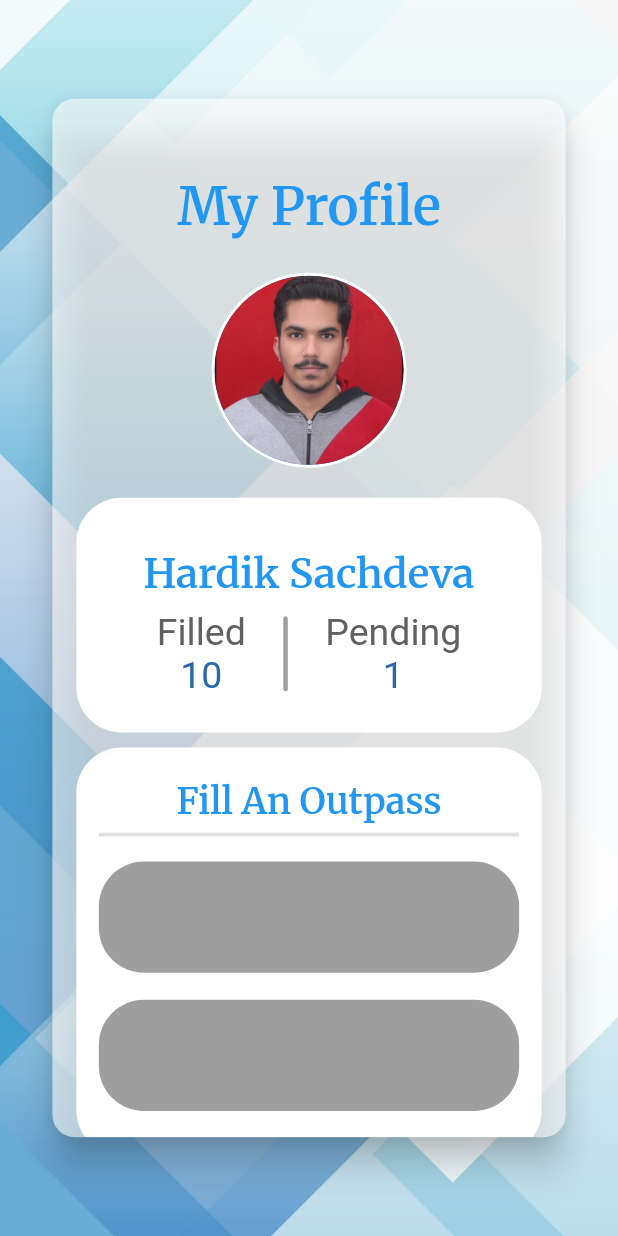
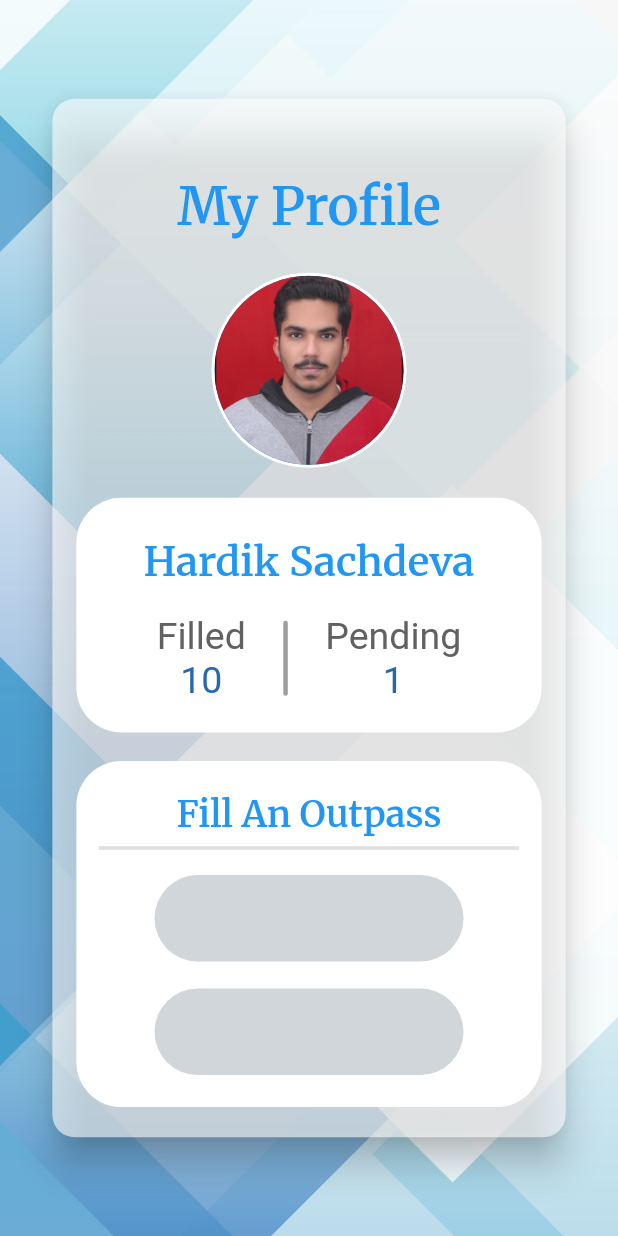
Before and after one commit to hardik17771/NITH-Portal, a Flutter app: the screen it shows after launch, on a phone screen of 412 x 824 dp. Run offline on Flutter 3.47's test engine with Material 2 defaults, Android fonts, the phone set to English and light mode, and no system bars; our stand-ins replace flutter_vector_icons, google_fonts, shared_preferences, webview_flutter; Roboto replaces fonts that are missing (Nunito).

Commit message:
profile ui final

```diff
--- a/lib/profile_page.dart
+++ b/lib/profile_page.dart
@@ -83,7 +83,7 @@ class ProfileScreen extends StatelessWidget {
                                   child: Column(
                                     children: [
                                       SizedBox(
-                                        height: 33,
+                                        height: 25,
                                       ),
                                       Text(
                                         'Hardik Sachdeva',
@@ -94,7 +94,7 @@ class ProfileScreen extends StatelessWidget {
                                 )
                                       ),
                                       SizedBox(
-                                        height: 4,
+                                        height: 15,
                                       ),
                                       Row(
                                         mainAxisAlignment:
@@ -172,10 +172,10 @@ class ProfileScreen extends StatelessWidget {
                     ),
                     SizedBox(
                       height:
-                        10,
+                        19,
                     ),
                     Container(
-                      height: heigh * 0.33,
+                      height: heigh * 0.28,
                       width: widt,
                       decoration: BoxDecoration(
                         borderRadius: BorderRadius.circular(30),
@@ -203,9 +203,10 @@ class ProfileScreen extends StatelessWidget {
                               height: 10,
                             ),
                             Container(
-                              height: heigh * 0.09,
+                              height: heigh * 0.07,
+                              width: widt*0.5,
                               decoration: BoxDecoration(
-                                color: Colors.grey,
+                                color: Color(0xffD0D6D9),
                                 borderRadius: BorderRadius.circular(30),
                               ),
                             ),
@@ -213,12 +214,14 @@ class ProfileScreen extends StatelessWidget {
                               height: 18,
                             ),
                             Container(
-                              height: heigh * 0.09,
+                              height: heigh * 0.07,
+                              width: widt*0.5,
                               decoration: BoxDecoration(
-                                color: Colors.grey,
+                                color: Color(0xffD0D6D9),
                                 borderRadius: BorderRadius.circular(30),
                               ),
                             ),
+
                           ],
                         ),
                       ),
```
